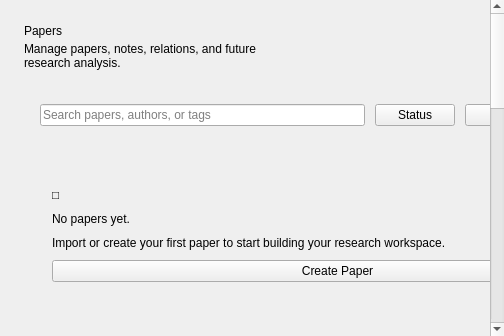
Before: the Qt Designer form src/research_workspace/presentation/ui/papers_page.ui in parutarou0718-afk/research-workspace, drawn with Qt 5.
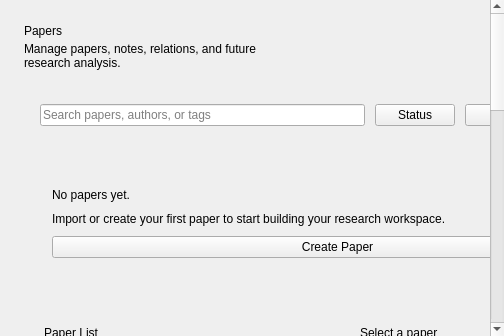
After: the same form once the commit is applied.

Commit message: fix: correct empty-state rendering

Patch:
```diff
--- a/src/research_workspace/presentation/ui/papers_page.ui
+++ b/src/research_workspace/presentation/ui/papers_page.ui
@@ -86,7 +86,6 @@
           <property name="rightMargin"><number>28</number></property>
           <property name="bottomMargin"><number>28</number></property>
           <property name="spacing"><number>10</number></property>
-          <item><widget class="QLabel" name="papersEmptyIconLabel"><property name="text"><string>□</string></property></widget></item>
           <item><widget class="QLabel" name="papersEmptyTitleLabel"><property name="text"><string>No papers yet.</string></property></widget></item>
           <item><widget class="QLabel" name="papersEmptyBodyLabel"><property name="text"><string>Import or create your first paper to start building your research workspace.</string></property><property name="wordWrap"><bool>true</bool></property></widget></item>
           <item><widget class="QPushButton" name="papersEmptyActionButton"><property name="variant"><string>primary</string></property><property name="text"><string>Create Paper</string></property></widget></item>
```
The commit also changes 4 other files.
